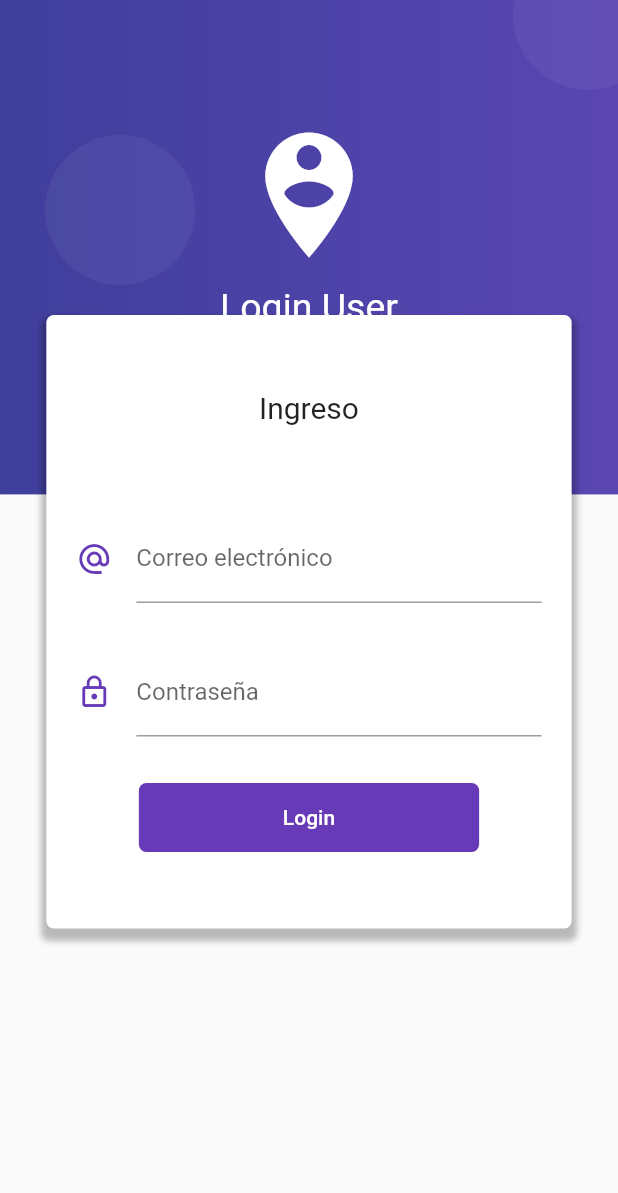
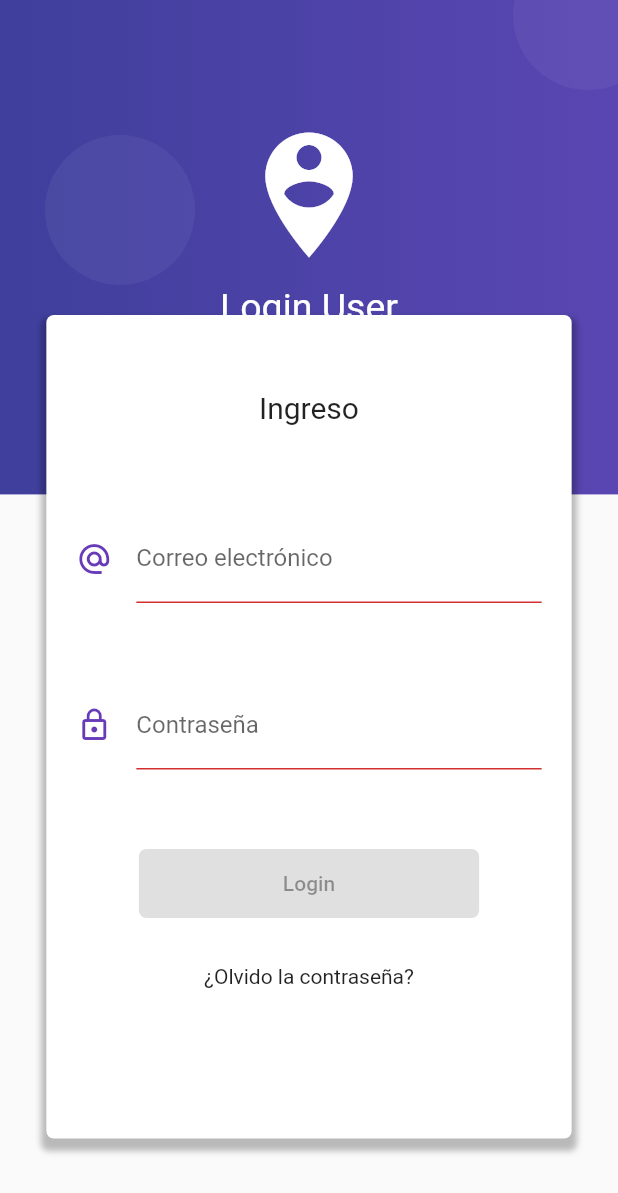
Before and after one commit to SimbakSmart/login_bloc, a Flutter app: the screen it shows after launch, on a phone screen of 412 x 824 dp. Shown: the top 1193 px of the screen. Run offline on Flutter 3.47's test engine with Material 2 defaults, Android fonts, the phone set to English and light mode, and no system bars; our stand-ins replace rxdart.

Commit message:
03 - Provider y Stream Login

```diff
--- a/lib/main.dart
+++ b/lib/main.dart
@@ -1,4 +1,6 @@
 import 'package:flutter/material.dart';
+import 'package:login_bloc/src/bloc/provider.dart';
+import 'package:login_bloc/src/pages/home_page.dart';
 import 'package:login_bloc/src/pages/login_page.dart';
 
 void main() => runApp(const MyApp());
@@ -11,13 +13,20 @@ class MyApp extends StatelessWidget {
   @override
   Widget build(BuildContext context) {
 
-    return MaterialApp(
-      debugShowCheckedModeBanner: false,
-      title: 'Material App',
-      initialRoute: 'login',
-      routes: {
-        'login' :(BuildContext context)=>LoginPage()
-      },
+    return Provider(
+      key: UniqueKey(),
+      child: MaterialApp(
+        debugShowCheckedModeBanner: false,
+        title: 'Material App',
+        initialRoute: 'login',
+        routes: {
+          'login' :(BuildContext context)=>LoginPage(),
+          'home': (BuildContext context)=>HomePage()
+        },
+        theme: ThemeData(
+          primaryColor: Colors.deepPurple,
+        ),
+      ),
     );
   }
 }
--- /dev/null
+++ b/lib/src/bloc/login_bloc.dart
@@ -0,0 +1,35 @@
+
+
+import 'package:login_bloc/src/bloc/validators.dart';
+import 'package:rxdart/rxdart.dart' as rx;
+import 'dart:async';
+
+class LoginBloc with Validators{
+
+  final _emailController    = rx.BehaviorSubject<String>();
+  final _passwordController = rx.BehaviorSubject<String>();
+
+  // Recuperar los datos del Stream
+  Stream<String> get emailStream    => _emailController.stream.transform( validarEmail );
+  Stream<String> get passwordStream => _passwordController.stream.transform( validarPassword );
+
+
+  Stream<bool> get formValidStream =>
+     rx.CombineLatestStream.combine2(emailStream, passwordStream, (a, b) => true);
+
+
+  // Insertar valores al Stream
+  Function(String) get changeEmail    => _emailController.sink.add;
+  Function(String) get changePassword => _passwordController.sink.add;
+
+  // Obtener el último valor ingresado a los streams
+  String get email    => _emailController.value;
+  String get password => _passwordController.value;
+
+  dispose() {
+    _emailController?.close();
+    _passwordController?.close();
+  }
+
+
+}
--- /dev/null
+++ b/lib/src/bloc/provider.dart
@@ -0,0 +1,39 @@
+
+
+import 'package:flutter/cupertino.dart';
+
+import 'login_bloc.dart';
+
+
+class Provider extends InheritedWidget {
+
+  static  Provider? _instancia;
+
+  factory Provider({  required Key key, required Widget child }) {
+
+    if ( _instancia == null ) {
+      _instancia = new Provider._internal(key: key, child: child );
+    }
+
+    return _instancia!;
+
+  }
+
+  Provider._internal({ required Key key, required Widget child })
+      : super(key: key, child: child );
+
+
+  final loginBloc = LoginBloc();
+
+  // Provider({ Key key, Widget child })
+  //   : super(key: key, child: child );
+
+
+  @override
+  bool updateShouldNotify(InheritedWidget oldWidget) => true;
+
+  static LoginBloc of ( BuildContext context ) {
+    return ( context.dependOnInheritedWidgetOfExactType<Provider>() as Provider ).loginBloc;
+  }
+
+}
--- a/lib/src/pages/login_page.dart
+++ b/lib/src/pages/login_page.dart
@@ -1,4 +1,7 @@
 import 'package:flutter/material.dart';
+
+import '../bloc/login_bloc.dart';
+import '../bloc/provider.dart';
 
 class LoginPage extends StatelessWidget {
 
@@ -21,6 +24,7 @@ class LoginPage extends StatelessWidget {
   }
 
   Widget _crearFondo(BuildContext context) {
+
 
     final size = MediaQuery.of(context).size;
 
@@ -73,7 +77,7 @@ class LoginPage extends StatelessWidget {
   }
 
   Widget _loginForm(BuildContext context) {
-
+    final bloc = Provider.of(context);
     final size = MediaQuery.of(context).size;
     return SingleChildScrollView(
        child: Column(
@@ -104,11 +108,14 @@ class LoginPage extends StatelessWidget {
                children: [
                  Text('Ingreso', style: TextStyle(fontSize: 20.0)),
                  SizedBox( height: 60.0 ),
-                 _crearEmail(),
+                 _crearEmail(bloc),
                  SizedBox( height: 30.0 ),
-                 _crearPasswordl(),
+                 _crearPassword(bloc),
                  SizedBox( height: 30.0 ),
-                 _crearBoton()
+                 _crearBoton(bloc),
+                 SizedBox( height: 30.0 ),
+                 Text('¿Olvido la contraseña?'),
+                 SizedBox( height: 50.0 )
                ],
              ),
            )
@@ -118,37 +125,74 @@ class LoginPage extends StatelessWidget {
     );
 
   }
-  Widget _crearEmail() {
+  Widget _crearEmail(LoginBloc bloc) {
+
+    return StreamBuilder(
+      stream: bloc.emailStream,
+      builder: (BuildContext context, AsyncSnapshot snapshot){
 
         return Container(
           padding: EdgeInsets.symmetric(horizontal: 20.0),
-  child:TextField(
+
+          child: TextField(
             keyboardType: TextInputType.emailAddress,
             decoration: InputDecoration(
                 icon: Icon( Icons.alternate_email, color: Colors.deepPurple ),
                 hintText: 'ejemplo@correo.com',
                 labelText: 'Correo electrónico',
+                counterText: snapshot.data,
+                errorText: snapshot.error == null ?"":snapshot.error.toString()
             ),
+            onChanged: bloc.changeEmail,
           ),
+
+        );
+
+
+      },
     );
   }
 
-  Widget _crearPasswordl() {
+  Widget _crearPassword(LoginBloc bloc) {
+
+    return StreamBuilder(
+      stream: bloc.passwordStream,
+      builder: (BuildContext context, AsyncSnapshot snapshot){
 
         return Container(
           padding: EdgeInsets.symmetric(horizontal: 20.0),
+
           child: TextField(
             obscureText: true,
             decoration: InputDecoration(
                 icon: Icon( Icons.lock_outline, color: Colors.deepPurple ),
                 labelText: 'Contraseña',
+                counterText: snapshot.data,
+                errorText:  snapshot.error == null ? '': snapshot.error.toString()
             ),
+            onChanged: bloc.changePassword,
           ),
+
         );
+
+      },
+    );
+
+
   }
 
-  Widget _crearBoton( ) {
-    return ElevatedButton(
+
+  Widget _crearBoton( LoginBloc bloc) {
+
+    // formValidStream
+    // snapshot.hasData
+    //  true ? algo si true : algo si false
+
+    return StreamBuilder(
+      stream: bloc.formValidStream,
+      builder: (BuildContext context, AsyncSnapshot snapshot){
+
+           return  ElevatedButton(
               child: Container(
                 padding: EdgeInsets.symmetric(horizontal: 80.0,vertical: 15.0),
               child: Text('Login'),
@@ -161,10 +205,43 @@ class LoginPage extends StatelessWidget {
                backgroundColor: Colors.deepPurple,
                foregroundColor: Colors.white
              ),
-     onPressed:()=>{
-
+               onPressed: snapshot.hasData ? ()=> _login(bloc, context) : null
+          );
       },
     );
   }
 
+
+  // Widget _crearBoton( BuildContext context) {
+  //   return widget(
+  //
+  //    return  ElevatedButton(
+  //       child: Container(
+  //         padding: EdgeInsets.symmetric(horizontal: 80.0,vertical: 15.0),
+  //       child: Text('Login'),
+  //     ),
+  //      style: ElevatedButton.styleFrom(
+  //        shape: RoundedRectangleBorder(
+  //          borderRadius: BorderRadius.circular(5.0)
+  //        ),
+  //            elevation: 0.0,
+  //        backgroundColor: Colors.deepPurple,
+  //        foregroundColor: Colors.white
+  //      ),
+  //      onPressed:()=>_login(context)
+  //     ),
+  //   );
+  // }
+
+  _login(LoginBloc bloc, BuildContext context) {
+
+    print('================');
+    print('Email: ${ bloc.email }');
+    print('Password: ${ bloc.password }');
+    print('================');
+
+    Navigator.pushReplacementNamed(context, 'home');
+
   }
+
+}
```
Also changed, not shown: lib/src/bloc/validators.dart (added, +35 -0 lines), lib/src/pages/home_page.dart (added, +30 -0 lines), 3 other files. Lines whose indentation alone changed are shown as unchanged.
